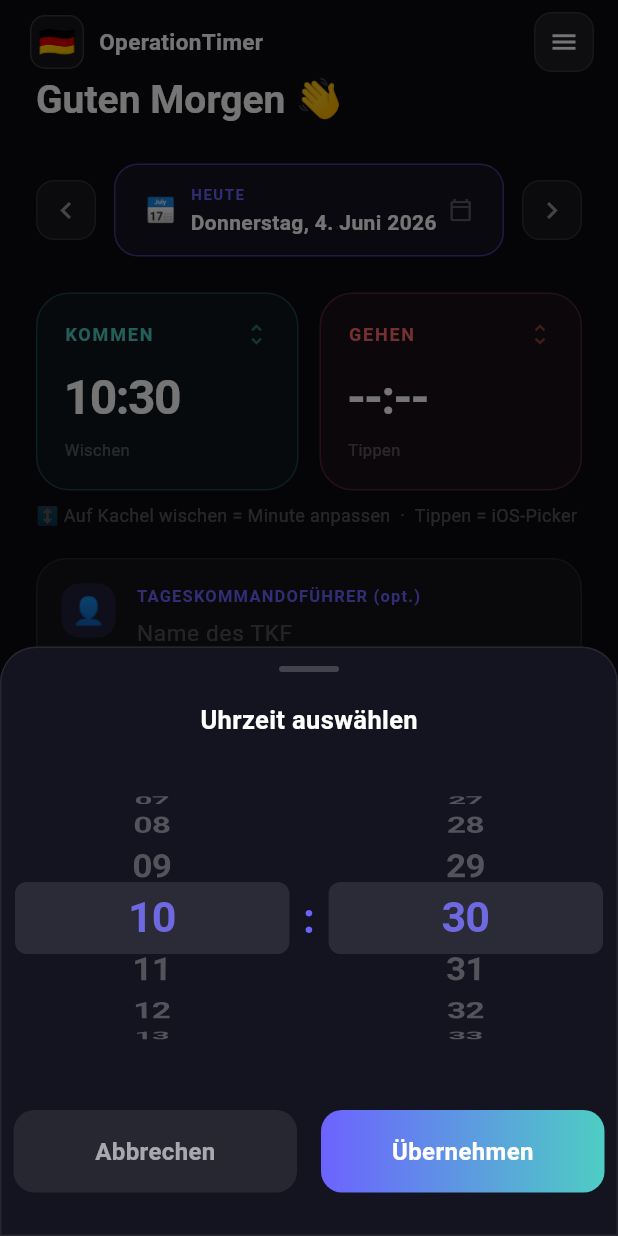
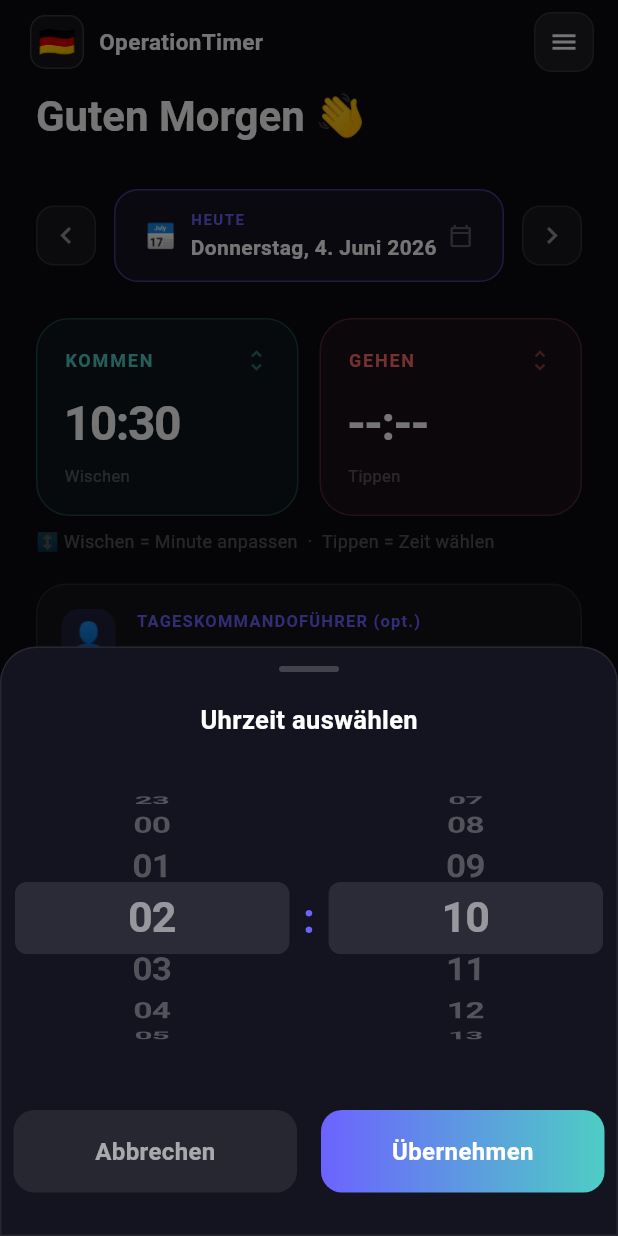
Before and after one commit to MarclKing/operationtimer, a Flutter app: the screen it shows after launch, after a tap on the "chevron left" icon, after a tap on the "chevron right" icon, after a tap on "KOMMEN", on a phone screen of 412 x 824 dp. Run offline on Flutter 3.47's test engine with Material 3 defaults, Android fonts, the phone set to English and light mode, and no system bars; our stand-ins replace flutter_slidable, hive_flutter, pdf, printing; accounts and stored records are empty.

Commit message:
04.06 0400

```diff
--- a/lib/screens/home_screen.dart
+++ b/lib/screens/home_screen.dart
@@ -204,8 +204,7 @@ class _HomeScreenState extends State<HomeScreen> with TickerProviderStateMixin {
   Widget build(BuildContext context) {
     final isToday = DateFormat('yyyy-MM-dd').format(DateTime.now()) == _dateKey;
     final screenHeight = MediaQuery.of(context).size.height;
-    final isSmallPhone = screenHeight < 700; // iPhone SE, 8, etc.
-    final topPadding = MediaQuery.of(context).padding.top;
+    final isSmallPhone = screenHeight < 700;
 
     return GestureDetector(
       onHorizontalDragEnd: (details) {
@@ -224,19 +223,16 @@ class _HomeScreenState extends State<HomeScreen> with TickerProviderStateMixin {
             child: Column(
               crossAxisAlignment: CrossAxisAlignment.start,
               children: [
-                // 🔥 Verbesserte Abstände für iPhone
-                SizedBox(height: isSmallPhone ? 20 : 30),
+                // 🔥 Verbesserter Abstand - Begrüßung weiter unten
+                SizedBox(height: isSmallPhone ? 50 : 60),
 
-                // Status Bar Platzhalter (für die Deutschlandflagge & Uhrzeit)
-                SizedBox(height: topPadding > 0 ? 0 : 8),
-
-                // Begrüßung - Mehr Abstand nach oben
+                // Begrüßung
                 Padding(
-                  padding: EdgeInsets.fromLTRB(24, isSmallPhone ? 8 : 12, 24, 0),
+                  padding: const EdgeInsets.fromLTRB(24, 0, 24, 0),
                   child: RichText(
                     text: TextSpan(
                       style: const TextStyle(
-                        fontSize: 26,
+                        fontSize: 28,
                         fontWeight: FontWeight.w700,
                         color: Colors.white,
                         height: 1.2,
@@ -256,8 +252,8 @@ class _HomeScreenState extends State<HomeScreen> with TickerProviderStateMixin {
                   ),
                 ),
 
-                // 🔥 Größerer Abstand zwischen Begrüßung und Datum
-                const SizedBox(height: 28),
+                // Abstand zwischen Begrüßung und Datum
+                const SizedBox(height: 32),
 
                 // Datum Navigation
                 Padding(
@@ -385,7 +381,7 @@ class _HomeScreenState extends State<HomeScreen> with TickerProviderStateMixin {
                 Padding(
                   padding: const EdgeInsets.symmetric(horizontal: 24),
                   child: Text(
-                    '↕ Auf Kachel wischen = Minute anpassen  ·  Tippen = iOS-Picker',
+                    '↕ Wischen = Minute anpassen  ·  Tippen = Zeit wählen',
                     style: TextStyle(fontSize: 12, color: Colors.white.withValues(alpha: 0.3)),
                   ),
                 ),
@@ -490,8 +486,9 @@ class _IOSStyleTimePickerState extends State<_IOSStyleTimePicker> {
     super.initState();
     _selectedHour = widget.initialTime.hour;
     _selectedMinute = widget.initialTime.minute;
-    _hourController = FixedExtentScrollController(initialItem: _selectedHour);
-    _minuteController = FixedExtentScrollController(initialItem: _selectedMinute);
+    // 🔥 Unendlich scrollen durch große initiale Werte
+    _hourController = FixedExtentScrollController(initialItem: _selectedHour + 1000);
+    _minuteController = FixedExtentScrollController(initialItem: _selectedMinute + 1000);
   }
 
   @override
@@ -537,15 +534,17 @@ class _IOSStyleTimePickerState extends State<_IOSStyleTimePicker> {
             height: 200,
             child: Row(
               children: [
+                // 🔥 Stunden Picker - unendlich scrollbar
                 Expanded(
                   child: CupertinoPicker(
                     scrollController: _hourController,
                     magnification: 1.2,
                     backgroundColor: Colors.transparent,
                     itemExtent: 40,
+                    looping: true, // 🔥 Endlosschleife für Stunden
                     onSelectedItemChanged: (index) {
                       setState(() {
-                        _selectedHour = index;
+                        _selectedHour = index % 24; // 🔥 Modulo für unendlich
                       });
                     },
                     children: List.generate(24, (hour) {
@@ -555,7 +554,7 @@ class _IOSStyleTimePickerState extends State<_IOSStyleTimePicker> {
                           style: TextStyle(
                             fontSize: 24,
                             fontWeight: FontWeight.w600,
-                            color: _selectedHour == hour
+                            color: (_selectedHour % 24) == hour
                                 ? const Color(0xFF6C63FF)
                                 : Colors.white.withValues(alpha: 0.6),
                           ),
@@ -574,15 +573,17 @@ class _IOSStyleTimePickerState extends State<_IOSStyleTimePicker> {
                   ),
                 ),
 
+                // 🔥 Minuten Picker - unendlich scrollbar
                 Expanded(
                   child: CupertinoPicker(
                     scrollController: _minuteController,
                     magnification: 1.2,
                     backgroundColor: Colors.transparent,
                     itemExtent: 40,
+                    looping: true, // 🔥 Endlosschleife für Minuten
                     onSelectedItemChanged: (index) {
                       setState(() {
-                        _selectedMinute = index;
+                        _selectedMinute = index % 60; // 🔥 Modulo für unendlich
                       });
                     },
                     children: List.generate(60, (minute) {
@@ -592,7 +593,7 @@ class _IOSStyleTimePickerState extends State<_IOSStyleTimePicker> {
                           style: TextStyle(
                             fontSize: 24,
                             fontWeight: FontWeight.w600,
-                            color: _selectedMinute == minute
+                            color: (_selectedMinute % 60) == minute
                                 ? const Color(0xFF6C63FF)
                                 : Colors.white.withValues(alpha: 0.6),
                           ),
@@ -635,7 +636,10 @@ class _IOSStyleTimePickerState extends State<_IOSStyleTimePicker> {
               Expanded(
                 child: GestureDetector(
                   onTap: () {
-                    widget.onTimeSelected(TimeOfDay(hour: _selectedHour, minute: _selectedMinute));
+                    // 🔥 Korrekte Werte mit Modulo
+                    final finalHour = _selectedHour % 24;
+                    final finalMinute = _selectedMinute % 60;
+                    widget.onTimeSelected(TimeOfDay(hour: finalHour, minute: finalMinute));
                     Navigator.pop(context);
                   },
                   child: Container(
```
Also changed, not shown: lib/screens/settings_screen.dart (+48 -3 lines).
